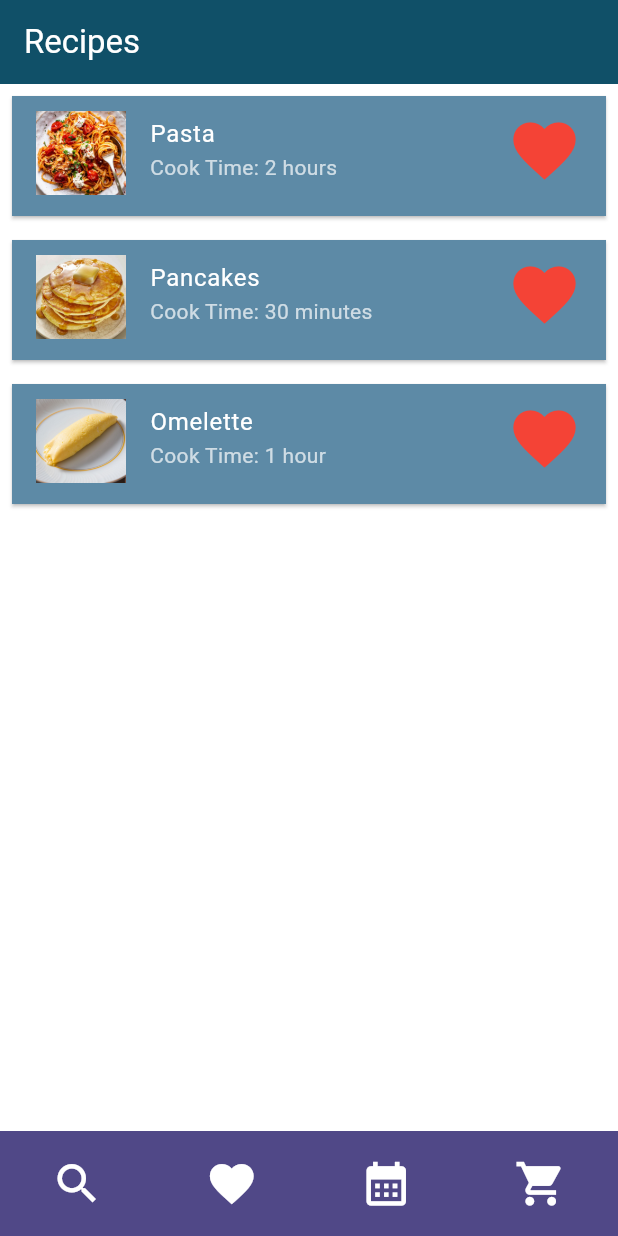
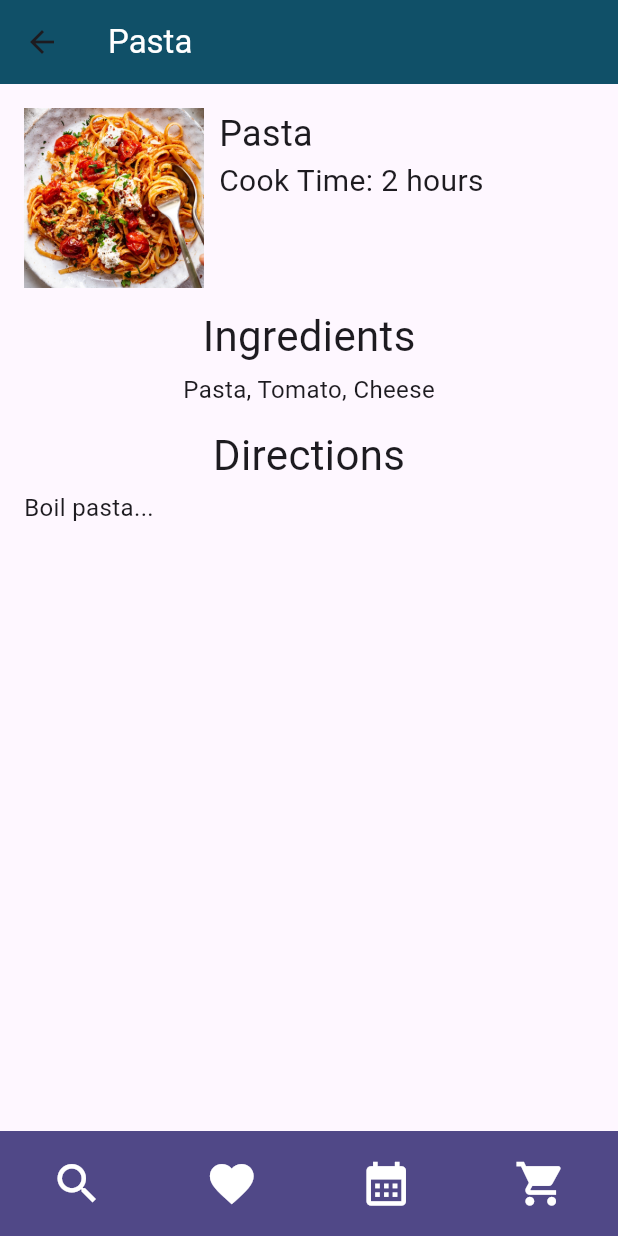
Before and after one commit to CelineSelke/group18_project1, a Flutter app: the screen it shows after launch, after a tap on "Pasta", on a phone screen of 412 x 824 dp. Run offline on Flutter 3.47's test engine with Material 3 defaults, Android fonts, the light colour scheme and no system bars; our stand-ins replace sqflite; accounts and stored records are empty.

Commit message:
Added RecipeDetail page

```diff
--- a/lib/main.dart
+++ b/lib/main.dart
@@ -22,7 +22,10 @@
           ),
         );
       },
-      home: MyApp(),
+      home: const RecipeBook(title: 'Recipe Book'),
+      routes: {
+        '/recipeBook': (context) => const RecipeBook(title: 'Recipes'),
+      },
     ),
   );
 }
@@ -35,10 +38,23 @@
     return Container(
       height: 70,
       color: Color(0xFF504887),
-      child: const Row(
+      child: Row(
         mainAxisAlignment: MainAxisAlignment.spaceAround,
         children: [
-          Icon(Icons.search, color: Colors.white, size: 35),
+          GestureDetector(
+            onTap: () {
+              //DOESN'T WORK WILL FIX LATER
+              final currentRoute = ModalRoute.of(context)?.settings.name;
+              if (currentRoute != '/recipeBook') {
+                Navigator.pushNamedAndRemoveUntil(
+                  context,
+                  '/recipeBook',
+                  (Route<dynamic> route) => false,
+                );
+              }
+            },
+            child: Icon(Icons.search, color: Colors.white, size: 35),
+          ),
           Icon(Icons.favorite, color: Colors.white, size: 35),
           Icon(Icons.calendar_month, color: Colors.white, size: 35),
           Icon(Icons.shopping_cart, color: Colors.white, size: 35),
@@ -62,10 +78,9 @@
   }
 }
 
-/* Recipe Detail Implementation Kinda
 class RecipeDetail extends StatefulWidget {
-  const RecipeDetail({super.key, required this.title});
-
+  const RecipeDetail({super.key, required this.title, required this.recipe});
+  final Map<String, dynamic> recipe;
   final String title;
 
   @override
@@ -73,10 +88,67 @@
 }
 
 class _RecipeDetailState extends State<RecipeDetail> {
-
-
+  @override
+  Widget build(BuildContext context) {
+    final recipe = widget.recipe;
+    return Scaffold(
+      appBar: AppBar(
+        backgroundColor: Color(0xFF105068),
+        title: Text(widget.title, style: TextStyle(color:Colors.white)),
+      ),
+      body: Padding(
+        padding: EdgeInsets.all(16.0),
+        child: Column(
+          crossAxisAlignment: CrossAxisAlignment.center,
+          children: [
+            Row(
+              crossAxisAlignment: CrossAxisAlignment.start,
+              children: [
+                Container(
+                  width: 120,
+                  height: 120,
+                  decoration: BoxDecoration(
+                    color: Colors.white,
+                    image: DecorationImage(
+                      image: AssetImage('assets/images/${recipe[DatabaseHelper.columnImageURL]}'),
+                      fit: BoxFit.cover,
+                    ),
+                  ),
+                ),
+                const SizedBox(width: 10),
+                Expanded(
+                  child: Column(
+                    crossAxisAlignment: CrossAxisAlignment.start,
+                    children: [
+                      Text(recipe[DatabaseHelper.columnTitle], style: TextStyle(fontSize: 24)),
+                      Text("Cook Time: ${recipe[DatabaseHelper.columnCookTime]}", style: TextStyle(fontSize: 20))
+                    ],
+                  ),
+                ),
+              ],
+            ),
+            const SizedBox(height: 12),
+            Column(
+              crossAxisAlignment: CrossAxisAlignment.center,
+              children: [
+                Text("Ingredients", style: TextStyle(fontSize: 28)),
+                SizedBox(height: 4),
+                Text(recipe[DatabaseHelper.columnIngredients], style: TextStyle(fontSize: 16)),
+                SizedBox(height: 12),
+                Text("Directions", style: TextStyle(fontSize: 28)),
+                SizedBox(height: 4),
+                Align(
+                  alignment: Alignment.centerLeft,
+                  child: Text(recipe[DatabaseHelper.columnInstructions], style: TextStyle(fontSize: 16)),
+                ),
+              ]
+            )
+          ],
+        ),
+      ),
+    );
+  }
 }
-*/
 
 class RecipeBook extends StatefulWidget {
   const RecipeBook({super.key, required this.title});
@@ -178,7 +250,9 @@
           ),
           trailing: const Icon(Icons.favorite, color: Colors.red, size: 50),
           onTap: () {
-            // Navigate to recipe detail page
+            Navigator.push(context, MaterialPageRoute(
+              builder: (context) => RecipeDetail(title: recipe[DatabaseHelper.columnTitle], recipe: recipe)
+            ));
           },
         ),
       ),
```
